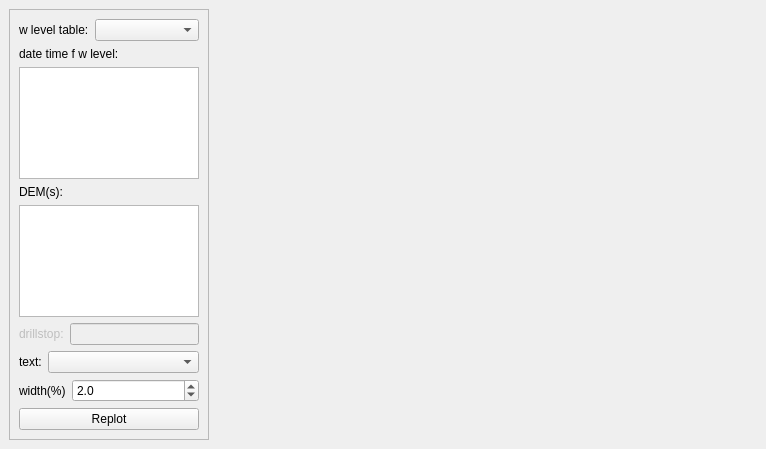
jkall/qgis-midvatten-plugin, file ui/secplotdockwidget_ui.ui: the form before one commit.
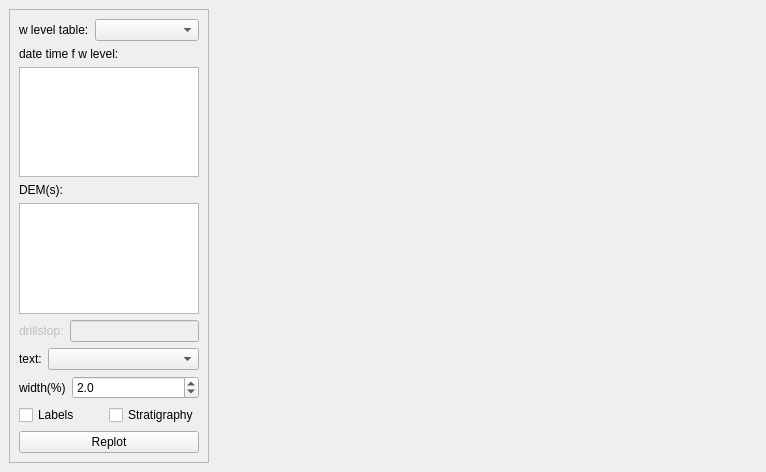
The form after the commit.

Diff of the .ui file:
```diff
--- a/ui/secplotdockwidget_ui.ui
+++ b/ui/secplotdockwidget_ui.ui
@@ -7,7 +7,7 @@
     <x>0</x>
     <y>0</y>
     <width>766</width>
-    <height>449</height>
+    <height>472</height>
    </rect>
   </property>
   <property name="windowTitle">
@@ -35,8 +35,8 @@
       <property name="frameShadow">
        <enum>QFrame::Raised</enum>
       </property>
-      <layout class="QVBoxLayout" name="verticalLayout_3">
-       <item>
+      <layout class="QGridLayout" name="gridLayout_3">
+       <item row="0" column="0" colspan="2">
         <layout class="QFormLayout" name="formLayout_5">
          <item row="0" column="0">
           <widget class="QLabel" name="label">
@@ -57,7 +57,7 @@
          </item>
         </layout>
        </item>
-       <item>
+       <item row="1" column="0" colspan="2">
         <layout class="QVBoxLayout" name="verticalLayout">
          <item>
           <widget class="QLabel" name="label_3">
@@ -88,7 +88,7 @@
          </item>
         </layout>
        </item>
-       <item>
+       <item row="2" column="0" colspan="2">
         <layout class="QVBoxLayout" name="verticalLayout_2">
          <item>
           <widget class="QLabel" name="label_4">
@@ -127,7 +127,7 @@
          </item>
         </layout>
        </item>
-       <item>
+       <item row="3" column="0" colspan="2">
         <layout class="QFormLayout" name="formLayout_2">
          <property name="fieldGrowthPolicy">
           <enum>QFormLayout::AllNonFixedFieldsGrow</enum>
@@ -157,7 +157,7 @@
          </item>
         </layout>
        </item>
-       <item>
+       <item row="4" column="0" colspan="2">
         <layout class="QFormLayout" name="formLayout_3">
          <item row="0" column="0">
           <widget class="QLabel" name="label_5">
@@ -178,7 +178,7 @@
          </item>
         </layout>
        </item>
-       <item>
+       <item row="5" column="0" colspan="2">
         <layout class="QFormLayout" name="formLayout">
          <property name="fieldGrowthPolicy">
           <enum>QFormLayout::AllNonFixedFieldsGrow</enum>
@@ -208,7 +208,31 @@
          </item>
         </layout>
        </item>
-       <item>
+       <item row="6" column="0">
+        <widget class="QCheckBox" name="Labels_checkBox">
+         <property name="font">
+          <font>
+           <pointsize>9</pointsize>
+          </font>
+         </property>
+         <property name="text">
+          <string>Labels</string>
+         </property>
+        </widget>
+       </item>
+       <item row="6" column="1">
+        <widget class="QCheckBox" name="Stratigraphy_checkBox">
+         <property name="font">
+          <font>
+           <pointsize>9</pointsize>
+          </font>
+         </property>
+         <property name="text">
+          <string>Stratigraphy</string>
+         </property>
+        </widget>
+       </item>
+       <item row="7" column="0" colspan="2">
         <widget class="QPushButton" name="pushButton">
          <property name="maximumSize">
           <size>
```
